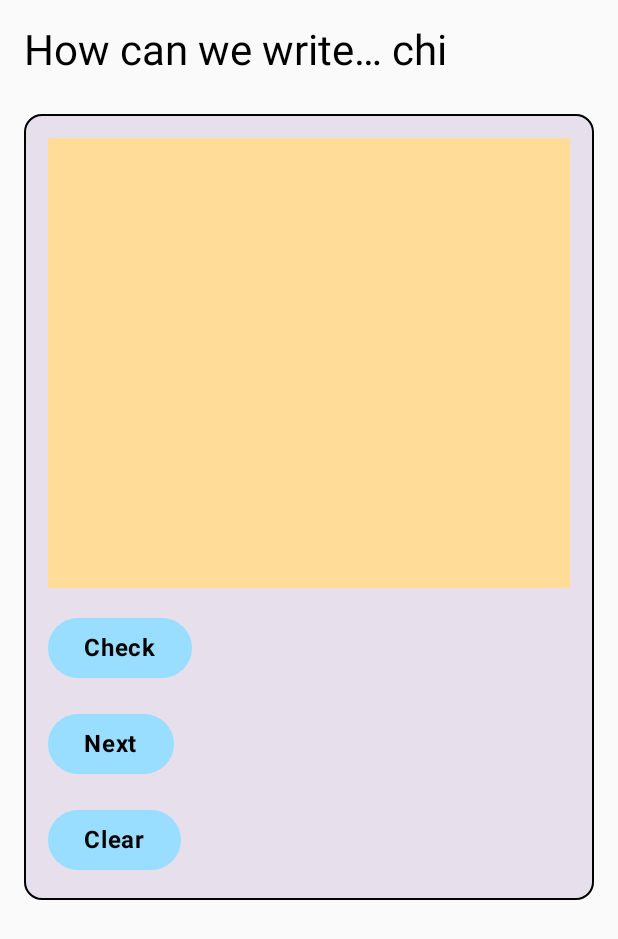
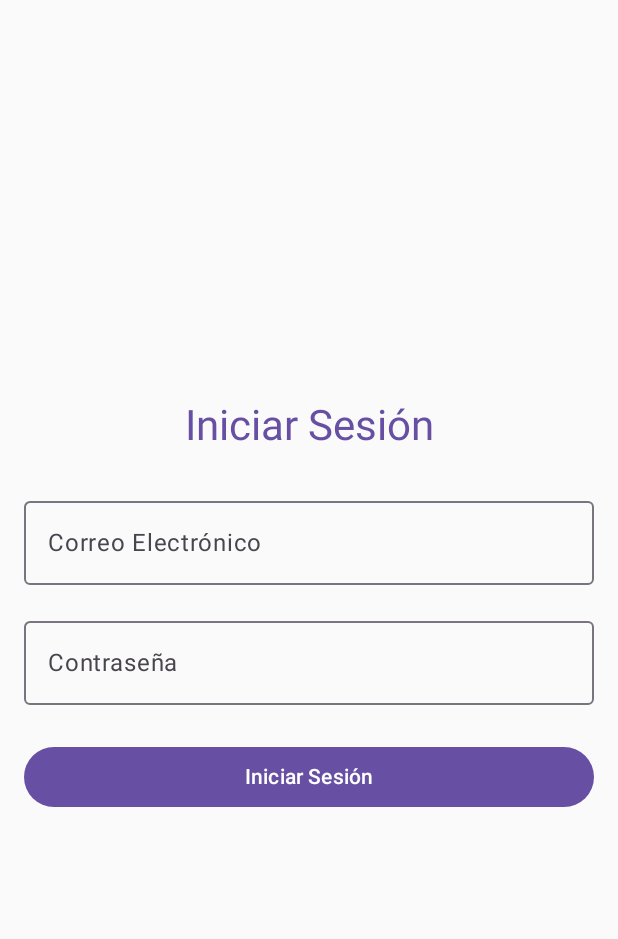
Before and after one commit to Suarking/Hiragana_Master_SPL, an Android app built with Jetpack Compose: the screen it shows after launch (MainActivity), on a phone screen of 412 x 824 dp. Shown: the top 939 px of the screen. Run offline under Robolectric (Android 15) with nearby library versions, the phone set to English and light mode, and no system bars; our stand-ins replace Firebase (no records; nobody signed in at launch, a user with empty details on screens opened directly); libraries missing offline, so code that uses them is left out: com.google.mlkit.common, com.google.mlkit.vision.

Commit message:
simple firebase login

```diff
--- a/app/build.gradle.kts
+++ b/app/build.gradle.kts
@@ -51,6 +51,8 @@ dependencies {
     implementation(libs.androidx.ui.graphics)
     implementation(libs.androidx.ui.tooling.preview)
     implementation(libs.androidx.material3)
+    implementation(libs.firebase.auth.ktx)
+    implementation(libs.androidx.navigation.compose)
     testImplementation(libs.junit)
     androidTestImplementation(libs.androidx.junit)
     androidTestImplementation(libs.androidx.espresso.core)
@@ -61,7 +63,7 @@ dependencies {
 
     implementation(libs.digital.ink.recognition)
 
-    implementation(platform("com.google.firebase:firebase-bom:33.10.0"))
-    implementation("com.google.firebase:firebase-analytics")
+    implementation(platform(libs.firebase.bom))
+    implementation(libs.firebase.analytics)
 
 }
--- a/app/src/main/java/com/spldev/hiraganamaster/HiraganaPracticeScreen.kt
+++ b/app/src/main/java/com/spldev/hiraganamaster/HiraganaPracticeScreen.kt
@@ -1,5 +1,6 @@
 package com.spldev.hiraganamaster
 
+import android.content.Context
 import androidx.compose.foundation.BorderStroke
 import androidx.compose.foundation.Canvas
 import androidx.compose.foundation.background
@@ -25,6 +26,7 @@ import com.spldev.hiraganamaster.viewmodel.HiraganaViewModel
 @Composable
 fun HiraganaPracticeScreen(
     viewModel: HiraganaViewModel,
+    context: Context,
     onVerifyDrawing: () -> Unit, // Función para verificar el dibujo
     onNextCharacter: () -> Unit, // Función para cambiar al siguiente carácter
     onClearCanvas: () -> Unit // Función para limpiar el lienzo
--- a/app/src/main/java/com/spldev/hiraganamaster/MainActivity.kt
+++ b/app/src/main/java/com/spldev/hiraganamaster/MainActivity.kt
@@ -1,24 +1,68 @@
 package com.spldev.hiraganamaster
 
+import android.content.Context
 import android.os.Bundle
 import androidx.activity.ComponentActivity
 import androidx.activity.compose.setContent
+import androidx.compose.runtime.Composable
+import androidx.navigation.compose.NavHost
+import androidx.navigation.compose.composable
+import androidx.navigation.compose.rememberNavController
 import com.google.mlkit.vision.digitalink.Ink
+import com.spldev.hiraganamaster.ui.screens.LoginScreen
 import com.spldev.hiraganamaster.viewmodel.HiraganaViewModel
+import com.spldev.hiraganamaster.viewmodel.LoginViewModel
+
+
+
 class MainActivity : ComponentActivity() {
 
     override fun onCreate(savedInstanceState: Bundle?) {
         super.onCreate(savedInstanceState)
 
-        val viewModel = HiraganaViewModel()
-        viewModel.setupDigitalInkRecognition(this)
+        val loginViewModel = LoginViewModel()
+        val hiraganaViewModel = HiraganaViewModel()
 
         setContent {
+            AppNavigation(
+                loginViewModel = loginViewModel,
+                hiraganaViewModel = hiraganaViewModel,
+                context = this // Pasar contexto para configurar el modelo al navegar
+            )
+        }
+    }
+}
+
+@Composable
+fun AppNavigation(
+    loginViewModel: LoginViewModel,
+    hiraganaViewModel: HiraganaViewModel,
+    context: Context // Contexto necesario para configurar el modelo en ViewModel
+) {
+    val navController = rememberNavController()
+
+    NavHost(
+        navController = navController,
+        startDestination = "login"
+    ) {
+        composable("login") {
+            LoginScreen(
+                viewModel = loginViewModel,
+                onLoginSuccess = {
+                    // Configurar el modelo antes de navegar a HiraganaPracticeScreen
+                    hiraganaViewModel.setupDigitalInkRecognition(context)
+                    navController.navigate("hiraganaPractice")
+                }
+            )
+        }
+
+        composable("hiraganaPractice") {
             HiraganaPracticeScreen(
-                viewModel = viewModel,
+                viewModel = hiraganaViewModel,
+                context = context,
                 onVerifyDrawing = {
                     val inkBuilder = Ink.builder()
-                    viewModel.strokes.forEach { stroke ->
+                    hiraganaViewModel.strokes.forEach { stroke ->
                         val strokeBuilder = Ink.Stroke.builder()
                         stroke.forEach { point ->
                             strokeBuilder.addPoint(Ink.Point.create(point.x, point.y))
@@ -27,14 +71,10 @@ class MainActivity : ComponentActivity() {
                     }
                     val ink = inkBuilder.build()
 
-                    viewModel.verifyDrawing(this, ink)
+                    hiraganaViewModel.verifyDrawing(context, ink)
                 },
-                onNextCharacter = {
-                    viewModel.changeCharacter()
-                },
-                onClearCanvas = {
-                    viewModel.clearCanvas()
-                }
+                onNextCharacter = { hiraganaViewModel.changeCharacter() },
+                onClearCanvas = { hiraganaViewModel.clearCanvas() }
             )
         }
     }
--- /dev/null
+++ b/app/src/main/java/com/spldev/hiraganamaster/ui/screens/LoginScreen.kt
@@ -0,0 +1,89 @@
+package com.spldev.hiraganamaster.ui.screens
+
+
+import androidx.compose.foundation.layout.*
+import androidx.compose.foundation.text.KeyboardOptions
+import androidx.compose.material3.*
+import androidx.compose.runtime.*
+import androidx.compose.ui.Alignment
+import androidx.compose.ui.Modifier
+import androidx.compose.ui.graphics.Color
+import androidx.compose.ui.text.input.KeyboardType
+import androidx.compose.ui.text.input.PasswordVisualTransformation
+import androidx.compose.ui.unit.dp
+import com.spldev.hiraganamaster.viewmodel.LoginViewModel
+import com.spldev.hiraganamaster.viewmodel.LoginState
+
+
+@Composable
+fun LoginScreen(
+    viewModel: LoginViewModel,
+    onLoginSuccess: () -> Unit // Callback para manejar el éxito del login
+) {
+    var email by remember { mutableStateOf("") }
+    var password by remember { mutableStateOf("") }
+    val loginState by viewModel.loginState.collectAsState()
+
+    Column(
+        modifier = Modifier
+            .fillMaxSize()
+            .padding(16.dp),
+        verticalArrangement = Arrangement.Center,
+        horizontalAlignment = Alignment.CenterHorizontally
+    ) {
+        Text(
+            text = "Iniciar Sesión",
+            style = MaterialTheme.typography.headlineMedium,
+            color = MaterialTheme.colorScheme.primary,
+            modifier = Modifier.padding(bottom = 24.dp)
+        )
+
+        OutlinedTextField(
+            value = email,
+            onValueChange = { email = it },
+            label = { Text("Correo Electrónico") },
+            placeholder = { Text("ejemplo@correo.com") },
+            keyboardOptions = KeyboardOptions(keyboardType = KeyboardType.Email),
+            modifier = Modifier.fillMaxWidth()
+        )
+
+        Spacer(modifier = Modifier.height(16.dp))
+
+        OutlinedTextField(
+            value = password,
+            onValueChange = { password = it },
+            label = { Text("Contraseña") },
+            placeholder = { Text("********") },
+            visualTransformation = PasswordVisualTransformation(),
+            keyboardOptions = KeyboardOptions(keyboardType = KeyboardType.Password),
+            modifier = Modifier.fillMaxWidth()
+        )
+
+        Spacer(modifier = Modifier.height(24.dp))
+
+        Button(
+            onClick = { viewModel.login(email, password) },
+            colors = ButtonDefaults.buttonColors(
+                containerColor = MaterialTheme.colorScheme.primary,
+                contentColor = Color.White
+            ),
+            modifier = Modifier.fillMaxWidth()
+        ) {
+            Text("Iniciar Sesión")
+        }
+
+        Spacer(modifier = Modifier.height(16.dp))
+
+        when (loginState) {
+            is LoginState.Loading -> CircularProgressIndicator()
+            is LoginState.Success -> {
+                LaunchedEffect(Unit) {
+                    onLoginSuccess() // Navegar cuando el login sea exitoso
+                }
+                Text(text = (loginState as LoginState.Success).message, color = Color.Green)
+            }
+            is LoginState.Error -> Text(text = (loginState as LoginState.Error).error, color = Color.Red)
+            else -> {}
+        }
+    }
+}
--- /dev/null
+++ b/app/src/main/java/com/spldev/hiraganamaster/viewmodel/LoginViewModel.kt
@@ -0,0 +1,40 @@
+package com.spldev.hiraganamaster.viewmodel
+
+import androidx.lifecycle.ViewModel
+import androidx.lifecycle.viewModelScope
+import com.google.firebase.auth.FirebaseAuth
+import kotlinx.coroutines.flow.MutableStateFlow
+import kotlinx.coroutines.flow.StateFlow
+import kotlinx.coroutines.launch
+
+class LoginViewModel : ViewModel() {
+
+    private val auth: FirebaseAuth = FirebaseAuth.getInstance()
+
+    // Estados para manejar el resultado del login
+    private val _loginState = MutableStateFlow<LoginState>(LoginState.Idle)
+    val loginState: StateFlow<LoginState> get() = _loginState
+
+    fun login(email: String, password: String) {
+        _loginState.value = LoginState.Loading
+
+        viewModelScope.launch {
+            auth.signInWithEmailAndPassword(email, password)
+                .addOnCompleteListener { task ->
+                    if (task.isSuccessful) {
+                        _loginState.value = LoginState.Success("Login exitoso")
+                    } else {
+                        _loginState.value = LoginState.Error(task.exception?.message ?: "Error desconocido")
+                    }
+                }
+        }
+    }
+}
+
+// Clase sellada para representar los diferentes estados del login
+sealed class LoginState {
+    object Idle : LoginState()
+    object Loading : LoginState()
+    data class Success(val message: String) : LoginState()
+    data class Error(val error: String) : LoginState()
+}
```
Also changed, not shown: gradle/libs.versions.toml (+7 -0 lines).
